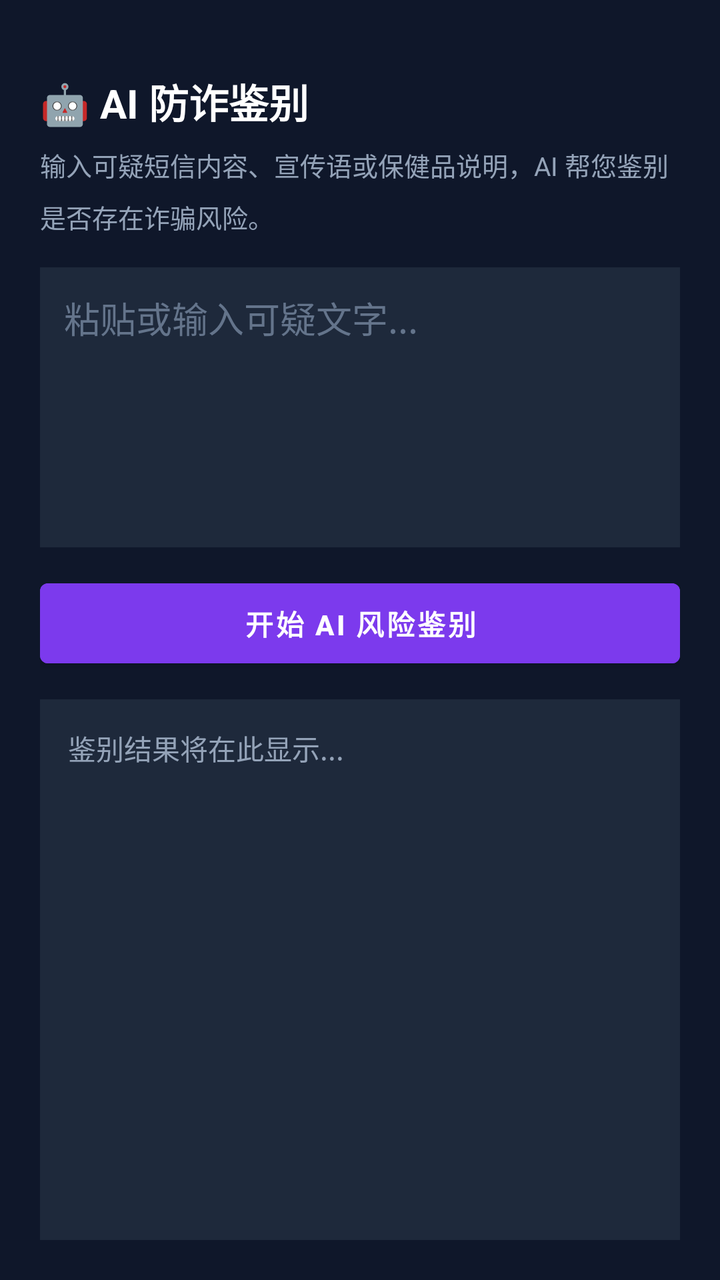
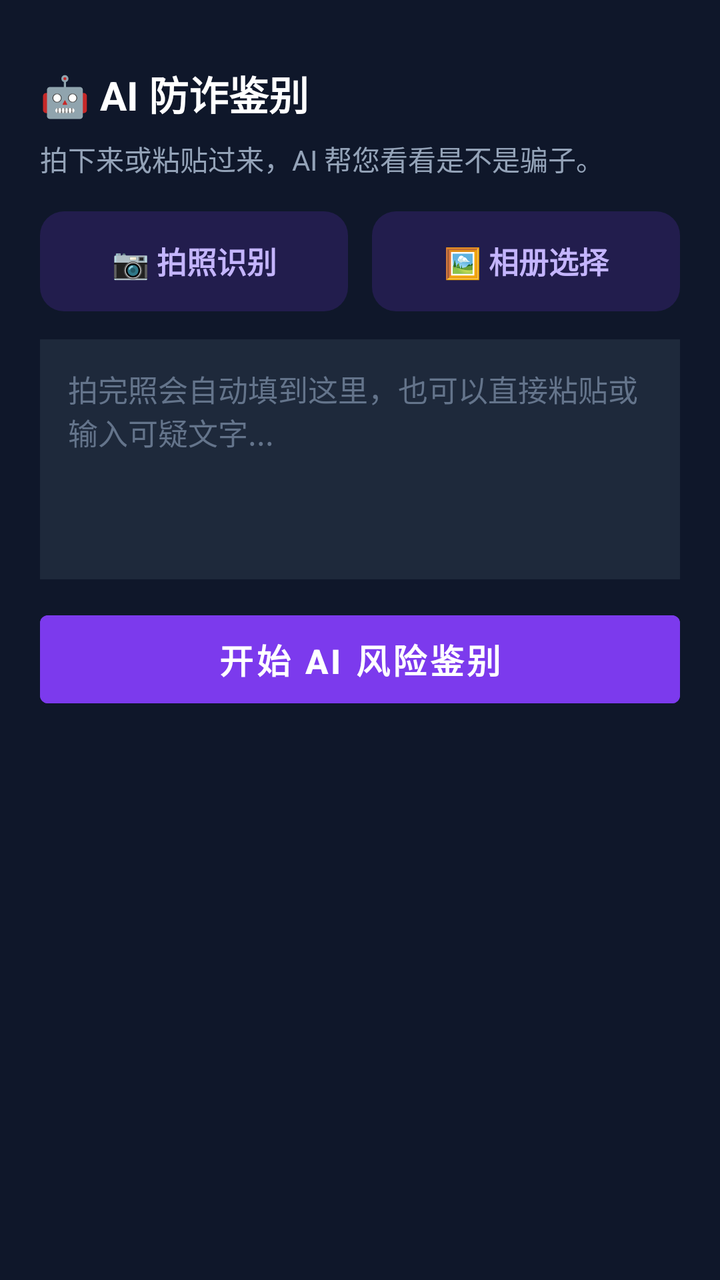

The first picture is an Android layout as it rendered before a commit; the second is the same layout after the commit. The layout source and the unified diff follow.
<!-- AndroidManifest.xml: application theme Theme.AntiFraudGuard -->
<!-- res/layout/activity_ai_scan.xml -->
<?xml version="1.0" encoding="utf-8"?>
<LinearLayout xmlns:android="http://schemas.android.com/apk/res/android"
    android:layout_width="match_parent"
    android:layout_height="match_parent"
    android:orientation="vertical"
    android:background="?attr/appBg"
    android:padding="20dp">

    <TextView
        android:layout_width="wrap_content"
        android:layout_height="wrap_content"
        android:text="🤖 AI 防诈鉴别"
        android:textColor="?attr/appText"
        android:textSize="20sp"
        android:textStyle="bold"
        android:layout_marginTop="16dp" />

    <TextView
        android:layout_width="wrap_content"
        android:layout_height="wrap_content"
        android:text="输入可疑短信内容、宣传语或保健品说明，AI 帮您鉴别是否存在诈骗风险。"
        android:textColor="?attr/appTextDim"
        android:textSize="13sp"
        android:layout_marginTop="8dp"
        android:lineSpacingMultiplier="1.4" />

    <EditText
        android:id="@+id/et_scan_input"
        android:layout_width="match_parent"
        android:layout_height="140dp"
        android:hint="粘贴或输入可疑文字..."
        android:textColor="?attr/appText"
        android:textColorHint="#64748B"
        android:background="?attr/appCard"
        android:padding="12dp"
        android:layout_marginTop="16dp"
        android:gravity="top|start"
        android:inputType="textMultiLine" />

    <Button
        android:id="@+id/btn_do_scan"
        android:layout_width="match_parent"
        android:layout_height="52dp"
        android:text="开始 AI 风险鉴别"
        android:backgroundTint="#7C3AED"
        android:textColor="#FFFFFF"
        android:textStyle="bold"
        android:layout_marginTop="12dp" />

    <TextView
        android:id="@+id/tv_scan_result"
        android:layout_width="match_parent"
        android:layout_height="0dp"
        android:layout_weight="1"
        android:text="鉴别结果将在此显示..."
        android:textColor="?attr/appTextDim"
        android:textSize="14sp"
        android:background="?attr/appCard"
        android:padding="14dp"
        android:layout_marginTop="12dp"
        android:lineSpacingMultiplier="1.5"
        android:fontFamily="monospace" />

</LinearLayout>
<!-- resources referenced by this layout -->
<resources>
  <style name="Theme.AntiFraudGuard" parent="Theme.MaterialComponents.NoActionBar">
          
          <item name="colorPrimary">@color/blue_500</item>
          <item name="colorPrimaryVariant">@color/blue_700</item>
          <item name="colorOnPrimary">@color/white</item>
          
          <item name="colorSecondary">@color/emerald_500</item>
          <item name="colorSecondaryVariant">@color/emerald_700</item>
          <item name="colorOnSecondary">@color/white</item>
  
          <item name="appBg">#0F172A</item>
          <item name="appCard">#1E293B</item>
          <item name="appCardAlt">#26314A</item>
          <item name="appText">#FFFFFF</item>
          <item name="appTextDim">#94A3B8</item>
          <item name="appDivider">#334155</item>
          <item name="appInputBg">#26314A</item>
          <item name="appInputText">#FFFFFF</item>
  
          
          <item name="android:statusBarColor">#0F172A</item>
          <item name="android:windowBackground">#0F172A</item>
          <item name="android:navigationBarColor">#0F172A</item>
      </style>
  <color name="blue_500">#3B82F6</color>
  <color name="blue_700">#1D4ED8</color>
  <color name="white">#FFFFFFFF</color>
  <color name="emerald_500">#10B981</color>
  <color name="emerald_700">#047857</color>
</resources>

<!-- the commit's change to res/layout/activity_ai_scan.xml (unified diff, before → after) -->
@@ -3,62 +3,135 @@
     android:layout_width="match_parent"
     android:layout_height="match_parent"
     android:orientation="vertical"
-    android:background="?attr/appBg"
-    android:padding="20dp">
+    android:background="?attr/appBg">
 
-    <TextView
-        android:layout_width="wrap_content"
-        android:layout_height="wrap_content"
-        android:text="🤖 AI 防诈鉴别"
-        android:textColor="?attr/appText"
-        android:textSize="20sp"
-        android:textStyle="bold"
-        android:layout_marginTop="16dp" />
+    <ScrollView
+        android:layout_width="match_parent"
+        android:layout_height="match_parent">
 
-    <TextView
-        android:layout_width="wrap_content"
-        android:layout_height="wrap_content"
-        android:text="输入可疑短信内容、宣传语或保健品说明，AI 帮您鉴别是否存在诈骗风险。"
-        android:textColor="?attr/appTextDim"
-        android:textSize="13sp"
-        android:layout_marginTop="8dp"
-        android:lineSpacingMultiplier="1.4" />
+        <LinearLayout
+            android:layout_width="match_parent"
+            android:layout_height="wrap_content"
+            android:orientation="vertical"
+            android:padding="20dp">
 
-    <EditText
-        android:id="@+id/et_scan_input"
-        android:layout_width="match_parent"
-        android:layout_height="140dp"
-        android:hint="粘贴或输入可疑文字..."
-        android:textColor="?attr/appText"
-        android:textColorHint="#64748B"
-        android:background="?attr/appCard"
-        android:padding="12dp"
-        android:layout_marginTop="16dp"
-        android:gravity="top|start"
-        android:inputType="textMultiLine" />
+            <TextView
+                android:layout_width="wrap_content"
+                android:layout_height="wrap_content"
+                android:text="🤖 AI 防诈鉴别"
+                android:textColor="?attr/appText"
+                android:textSize="20sp"
+                android:textStyle="bold"
+                android:layout_marginTop="12dp" />
 
-    <Button
-        android:id="@+id/btn_do_scan"
-        android:layout_width="match_parent"
-        android:layout_height="52dp"
-        android:text="开始 AI 风险鉴别"
-        android:backgroundTint="#7C3AED"
-        android:textColor="#FFFFFF"
-        android:textStyle="bold"
-        android:layout_marginTop="12dp" />
+            <TextView
+                android:layout_width="wrap_content"
+                android:layout_height="wrap_content"
+                android:text="拍下来或粘贴过来，AI 帮您看看是不是骗子。"
+                android:textColor="?attr/appTextDim"
+                android:textSize="14sp"
+                android:layout_marginTop="8dp" />
 
-    <TextView
-        android:id="@+id/tv_scan_result"
-        android:layout_width="match_parent"
-        android:layout_height="0dp"
-        android:layout_weight="1"
-        android:text="鉴别结果将在此显示..."
-        android:textColor="?attr/appTextDim"
-        android:textSize="14sp"
-        android:background="?attr/appCard"
-        android:padding="14dp"
-        android:layout_marginTop="12dp"
-        android:lineSpacingMultiplier="1.5"
-        android:fontFamily="monospace" />
+            
+            <LinearLayout
+                android:layout_width="match_parent"
+                android:layout_height="wrap_content"
+                android:layout_marginTop="16dp"
+                android:orientation="horizontal">
+
+                <TextView
+                    android:id="@+id/btn_photo"
+                    android:layout_width="0dp"
+                    android:layout_height="50dp"
+                    android:layout_weight="1"
+                    android:layout_marginEnd="6dp"
+                    android:background="@drawable/bg_btn_tonal_purple"
+                    android:gravity="center"
+                    android:text="📷 拍照识别"
+                    android:textColor="#C4B5FD"
+                    android:textSize="15sp"
+                    android:textStyle="bold" />
+
+                <TextView
+                    android:id="@+id/btn_gallery"
+                    android:layout_width="0dp"
+                    android:layout_height="50dp"
+                    android:layout_weight="1"
+                    android:layout_marginStart="6dp"
+                    android:background="@drawable/bg_btn_tonal_purple"
+                    android:gravity="center"
+                    android:text="🖼️ 相册选择"
+                    android:textColor="#C4B5FD"
+                    android:textSize="15sp"
+                    android:textStyle="bold" />
+            </LinearLayout>
+
+            <EditText
+                android:id="@+id/et_scan_input"
+                android:layout_width="match_parent"
+                android:layout_height="120dp"
+                android:hint="拍完照会自动填到这里，也可以直接粘贴或输入可疑文字..."
+                android:textColor="?attr/appText"
+                android:textColorHint="#64748B"
+                android:background="?attr/appCard"
+                android:padding="14dp"
+                android:layout_marginTop="14dp"
+                android:gravity="top|start"
+                android:inputType="textMultiLine"
+                android:textSize="15sp" />
+
+            <Button
+                android:id="@+id/btn_do_scan"
+                android:layout_width="match_parent"
+                android:layout_height="56dp"
+                android:text="开始 AI 风险鉴别"
+                android:textSize="17sp"
+                android:backgroundTint="#7C3AED"
+                android:textColor="#FFFFFF"
+                android:textStyle="bold"
+                android:layout_marginTop="12dp" />
+
+            
+            <LinearLayout
+                android:id="@+id/ll_verdict"
+                android:layout_width="match_parent"
+                android:layout_height="wrap_content"
+                android:orientation="vertical"
+                android:padding="16dp"
+                android:layout_marginTop="16dp"
+                android:visibility="gone">
+
+                <TextView
+                    android:id="@+id/tv_verdict_title"
+                    android:layout_width="match_parent"
+                    android:layout_height="wrap_content"
+                    android:textSize="17sp"
+                    android:textStyle="bold"
+                    android:textColor="#FFFFFF" />
+
+                <TextView
+                    android:id="@+id/tv_verdict_detail"
+                    android:layout_width="match_parent"
+                    android:layout_height="wrap_content"
+                    android:layout_marginTop="6dp"
+                    android:textSize="13.5sp"
+                    android:lineSpacingMultiplier="1.35" />
+            </LinearLayout>
+
+            <TextView
+                android:id="@+id/tv_scan_result"
+                android:layout_width="match_parent"
+                android:layout_height="wrap_content"
+                android:textColor="?attr/appText"
+                android:textSize="14.5sp"
+                android:background="?attr/appCard"
+                android:padding="14dp"
+                android:layout_marginTop="12dp"
+                android:layout_marginBottom="24dp"
+                android:lineSpacingMultiplier="1.5"
+                android:visibility="gone" />
+
+        </LinearLayout>
+    </ScrollView>
 
 </LinearLayout>
<!-- resource entries referenced after the edit -->
@@ -1,5 +1,11 @@
 <!-- resources referenced by this layout -->
 <resources>
+  <!-- drawable bg_btn_tonal_purple (drawable) -->
+  <?xml version="1.0" encoding="utf-8"?>
+  <shape xmlns:android="http://schemas.android.com/apk/res/android" android:shape="rectangle">
+      <solid android:color="#2E7C3AED" />
+      <corners android:radius="12dp" />
+  </shape>
   <style name="Theme.AntiFraudGuard" parent="Theme.MaterialComponents.NoActionBar">
           
           <item name="colorPrimary">@color/blue_500</item>
@@ -20,6 +26,14 @@
           <item name="appInputText">#FFFFFF</item>
   
           
+          <item name="appDangerBgSoft">#3F1A1E</item>
+          <item name="appWarnBgSoft">#3A2E12</item>
+          <item name="appWarnTextStrong">#FCD34D</item>
+          <item name="appWarnTextDim">#D4B36A</item>
+          <item name="appDangerTextStrong">#FCA5A5</item>
+          <item name="appDangerTextDim">#DCA9A9</item>
+  
+          
           <item name="android:statusBarColor">#0F172A</item>
           <item name="android:windowBackground">#0F172A</item>
           <item name="android:navigationBarColor">#0F172A</item>
